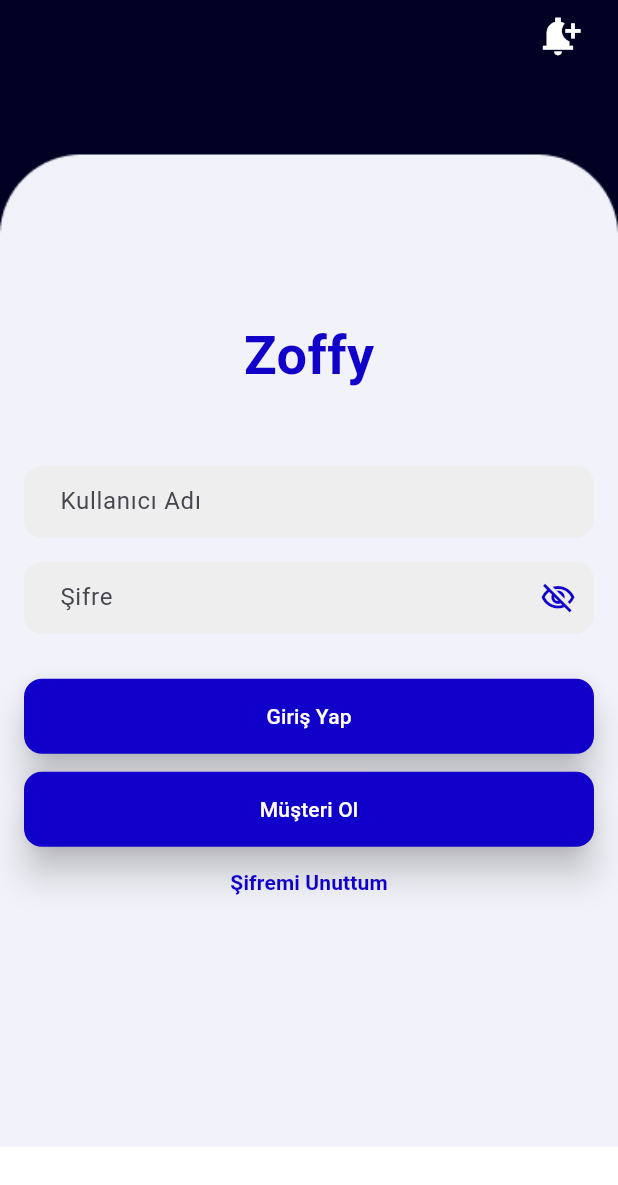
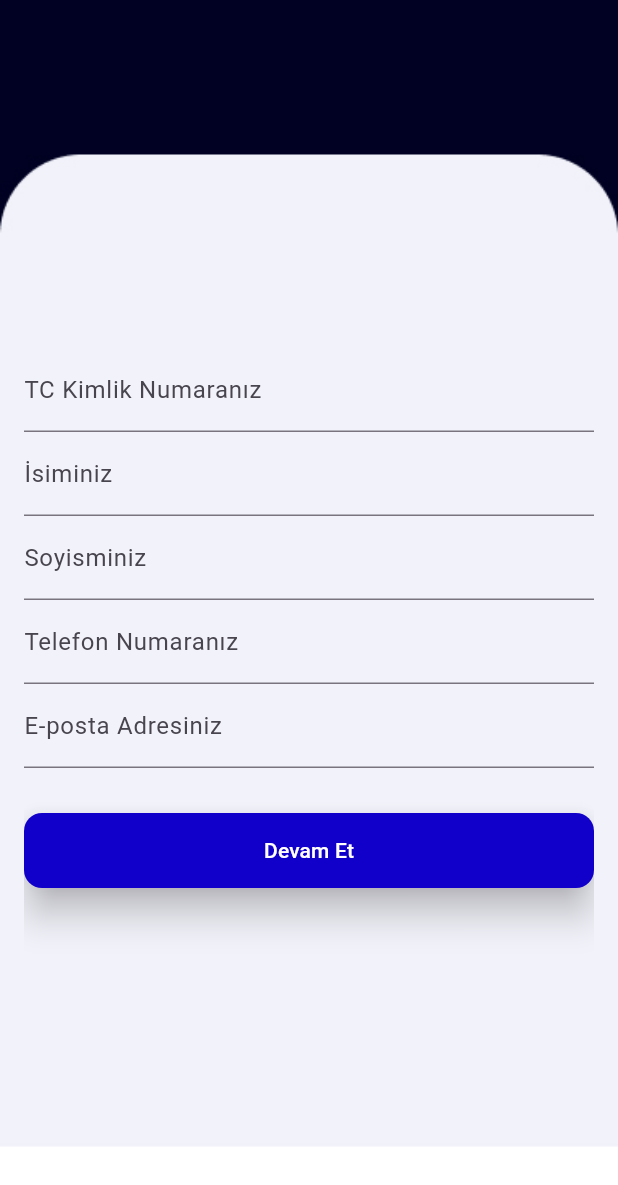
Before and after one commit to YunusBilcan/zoffy, a Flutter app: the screen it shows after launch, after a tap on "Müşteri Ol", on a phone screen of 412 x 824 dp. Shown: the top 1185 px of the screen. Run offline on Flutter 3.47's test engine with Material 3 defaults, Android fonts, the phone set to English and light mode, and no system bars.

Commit message:
user crate page update

```diff
--- a/mobile/lib/screens/login_screen.dart
+++ b/mobile/lib/screens/login_screen.dart
@@ -1,4 +1,10 @@
 import 'package:flutter/material.dart';
+
+void main() {
+  runApp(MaterialApp(
+    home: LoginScreen(),
+  ));
+}
 
 class LoginScreen extends StatefulWidget {
   @override
@@ -29,7 +35,7 @@ class _LoginScreenState extends State<LoginScreen> {
             child: IconButton(
               icon: Icon(Icons.notification_add_sharp, color: Colors.white, size: 30.0),
               onPressed: () {
-
+                // Notifications page
               },
             ),
           ),
@@ -38,27 +44,45 @@ class _LoginScreenState extends State<LoginScreen> {
             child: Column(
               mainAxisSize: MainAxisSize.min,
               children: <Widget>[
-                Spacer(),
+                SizedBox(height: MediaQuery.of(context).size.height * 0.05),
                 Text(
                   'Zoffy',
                   style: TextStyle(
                     fontSize: 36.0,
-                    fontWeight: FontWeight.bold,
-                    color: Color.fromARGB(255, 17, 0, 201),
+                    fontWeight: FontWeight.normal,
+                    color: Colors.white,
                   ),
+                ),
+                Spacer(),
+                CircleAvatar(
+                  radius: 80,
+                  backgroundColor: Colors.white,
+                  backgroundImage: AssetImage('lib/assets/myfoto.jpg'),
                 ),
                 SizedBox(height: 48.0),
                 _buildTextField(_usernameController, 'Kullanıcı Adı'),
                 SizedBox(height: 16.0),
                 _buildPasswordTextField(),
                 SizedBox(height: 30.0),
-                _buildLoginButton(),
+                _buildLoginButton('Giriş Yap', () {}),
                 SizedBox(height: 12.0),
-                _buildSignUpButton(),
-                _buildFlatButton('Şifremi Unuttum', onTap: () {
-
+                _buildLoginButton('Müşteri Ol', () {
+                  Navigator.push(
+                    context,
+                    MaterialPageRoute(builder: (context) => SignUpScreen()),
+                  );
                 }),
+                SizedBox(height: 8.0),
+                _buildFlatButton('Şifremi Unuttum', onTap: () {}),
                 Spacer(),
+                SizedBox(height: MediaQuery.of(context).size.height * 0.03),
+                Text(
+                  '© Zoffy 2024',
+                  style: TextStyle(
+                    fontSize: 16.0,
+                    color: Colors.grey[600],
+                  ),
+                ),
               ],
             ),
           ),
@@ -67,14 +91,13 @@ class _LoginScreenState extends State<LoginScreen> {
     );
   }
 
-
   Widget _buildTextField(TextEditingController controller, String hintText) {
     return TextField(
       controller: controller,
       decoration: InputDecoration(
         hintText: hintText,
         filled: true,
-        fillColor: Colors.grey[200],
+        fillColor: Color.fromARGB(255, 220, 220, 220),
         border: OutlineInputBorder(
           borderRadius: BorderRadius.circular(12.0),
           borderSide: BorderSide.none,
@@ -85,7 +108,6 @@ class _LoginScreenState extends State<LoginScreen> {
     );
   }
 
-
   Widget _buildPasswordTextField() {
     return TextField(
       controller: _passwordController,
@@ -93,7 +115,7 @@ class _LoginScreenState extends State<LoginScreen> {
       decoration: InputDecoration(
         hintText: 'Şifre',
         filled: true,
-        fillColor: Colors.grey[200],
+        fillColor: Color.fromARGB(255, 220, 220, 220),
         border: OutlineInputBorder(
           borderRadius: BorderRadius.circular(12.0),
           borderSide: BorderSide.none,
@@ -115,13 +137,10 @@ class _LoginScreenState extends State<LoginScreen> {
     );
   }
 
-
-  Widget _buildLoginButton() {
+  Widget _buildLoginButton(String text, VoidCallback onPressed) {
     return ElevatedButton(
-      onPressed: () {
-
-      },
-      child: Text('Giriş Yap'),
+      onPressed: onPressed,
+      child: Text(text),
       style: ElevatedButton.styleFrom(
         foregroundColor: Colors.white,
         backgroundColor: Color.fromARGB(255, 17, 0, 201),
@@ -134,27 +153,6 @@ class _LoginScreenState extends State<LoginScreen> {
       ),
     );
   }
-
-
-  Widget _buildSignUpButton() {
-    return ElevatedButton(
-      onPressed: () {
-
-      },
-      child: Text('Müşteri Ol'),
-      style: ElevatedButton.styleFrom(
-        foregroundColor: Colors.white,
-        backgroundColor: Color.fromARGB(255, 17, 0, 201),
-        minimumSize: Size(double.infinity, 50),
-        shape: RoundedRectangleBorder(
-          borderRadius: BorderRadius.circular(12.0),
-        ),
-        elevation: 10,
-        padding: EdgeInsets.symmetric(vertical: 12.0),
-      ),
-    );
-  }
-
 
   Widget _buildFlatButton(String text, {required VoidCallback onTap}) {
     return TextButton(
@@ -169,3 +167,120 @@ class _LoginScreenState extends State<LoginScreen> {
     );
   }
 }
+
+class SignUpScreen extends StatefulWidget {
+  @override
+  _SignUpScreenState createState() => _SignUpScreenState();
+}
+
+class _SignUpScreenState extends State<SignUpScreen> {
+  final _pageController = PageController();
+  final _tcController = TextEditingController();
+  final _nameController = TextEditingController();
+  final _surnameController = TextEditingController();
+  final _phoneController = TextEditingController();
+  final _emailController = TextEditingController();
+  final _addressController = TextEditingController();
+  final _professionController = TextEditingController();
+  final _incomeController = TextEditingController();
+  final _usernameController = TextEditingController();
+  final _passwordController = TextEditingController();
+
+  @override
+  Widget build(BuildContext context) {
+    return Scaffold(
+      body: Stack(
+        children: [
+          Container(
+            decoration: BoxDecoration(
+              image: DecorationImage(
+                image: AssetImage('lib/assets/login_screen_background.jpg'),
+                fit: BoxFit.cover,
+              ),
+            ),
+          ),
+          Padding(
+            padding: const EdgeInsets.all(16.0),
+            child: PageView(
+              controller: _pageController,
+              physics: NeverScrollableScrollPhysics(), // Prevent swipe navigation
+              children: [
+                _buildPageOne(),
+                _buildPageTwo(),
+                _buildPageThree(),
+                _buildFinalPage(),
+              ],
+            ),
+          ),
+        ],
+      ),
+    );
+  }
+
+  Widget _buildPageOne() {
+    return Column(
+      mainAxisAlignment: MainAxisAlignment.center,
+      children: [
+        TextField(controller: _tcController, decoration: InputDecoration(labelText: 'TC Kimlik Numaranız')),
+        TextField(controller: _nameController, decoration: InputDecoration(labelText: 'İsiminiz')),
+        TextField(controller: _surnameController, decoration: InputDecoration(labelText: 'Soyisminiz')),
+        TextField(controller: _phoneController, decoration: InputDecoration(labelText: 'Telefon Numaranız')),
+        TextField(controller: _emailController, decoration: InputDecoration(labelText: 'E-posta Adresiniz')),
+        SizedBox(height: 30.0), // Add SizedBox to create space between text fields and button
+        _buildLoginButton('Devam Et', () => _pageController.nextPage(duration: Duration(milliseconds: 300), curve: Curves.easeIn)),
+      ],
+    );
+  }
+
+  Widget _buildPageTwo() {
+    return Column(
+      mainAxisAlignment: MainAxisAlignment.center,
+      children: [
+        TextField(controller: _addressController, decoration: InputDecoration(labelText: 'Adresiniz')),
+        TextField(controller: _professionController, decoration: InputDecoration(labelText: 'Mesleğiniz')),
+        TextField(controller: _incomeController, decoration: InputDecoration(labelText: 'Aylık Kazancınız')),
+        _buildLoginButton('Devam Et', () => _pageController.nextPage(duration: Duration(milliseconds: 300), curve: Curves.easeIn)),
+      ],
+    );
+  }
+
+  Widget _buildPageThree() {
+    return Column(
+      mainAxisAlignment: MainAxisAlignment.center,
+      children: [
+        TextField(controller: _usernameController, decoration: InputDecoration(labelText: 'Kullanıcı Adınızı Belirleyin')),
+        TextField(controller: _passwordController, decoration: InputDecoration(labelText: 'Şifrenizi Belirleyin')),
+        _buildLoginButton('Ayrıcalıklar Dünyasına Giriş Yap', () => _pageController.nextPage(duration: Duration(milliseconds: 300), curve: Curves.easeIn)),
+      ],
+    );
+  }
+
+  Widget _buildFinalPage() {
+    return Column(
+      mainAxisAlignment: MainAxisAlignment.center,
+      children: [
+        Text('Kaydınız Başarılı!', style: TextStyle(fontSize: 24, fontWeight: FontWeight.bold)),
+        _buildLoginButton('Giriş Sayfasına Dön', () {
+          Navigator.pop(context);
+        }),
+      ],
+    );
+  }
+
+  Widget _buildLoginButton(String text, VoidCallback onPressed) {
+    return ElevatedButton(
+      onPressed: onPressed,
+      child: Text(text),
+      style: ElevatedButton.styleFrom(
+        foregroundColor: Colors.white,
+        backgroundColor: Color.fromARGB(255, 17, 0, 201),
+        minimumSize: Size(double.infinity, 50),
+        shape: RoundedRectangleBorder(
+          borderRadius: BorderRadius.circular(12.0),
+        ),
+        elevation: 10,
+        padding: EdgeInsets.symmetric(vertical: 12.0),
+      ),
+    );
+  }
+}
```
Also changed, not shown: mobile/lib/assets/myfoto.jpg (added).
